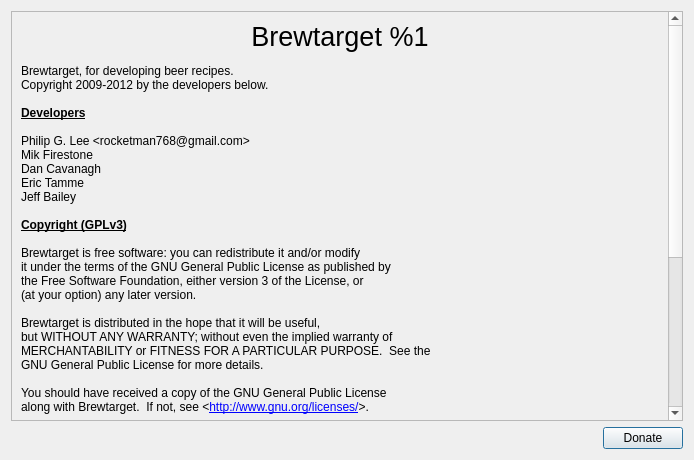
First picture: the form in ui/aboutDialog.ui, repository Brewtarget/brewtarget, before the edit.
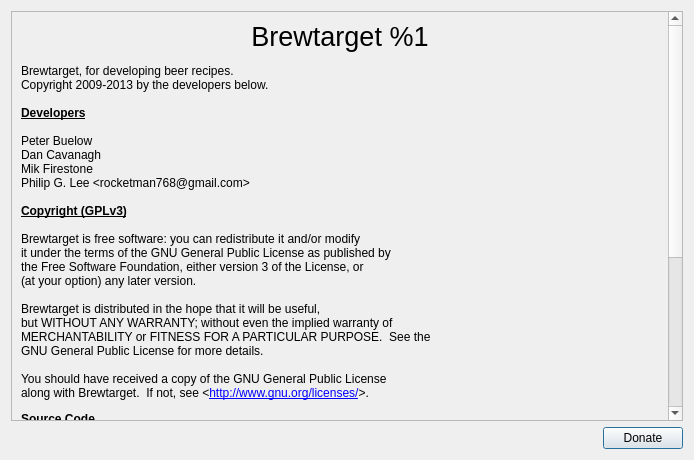
Second picture: the form after the edit. Icons and pictures are not drawn.

The edit to the form file:
```diff
--- a/ui/aboutDialog.ui
+++ b/ui/aboutDialog.ui
@@ -25,7 +25,7 @@
         <x>0</x>
         <y>0</y>
         <width>694</width>
-        <height>659</height>
+        <height>582</height>
        </rect>
       </property>
       <layout class="QVBoxLayout" name="verticalLayout_2">
@@ -38,33 +38,34 @@
 &lt;/style&gt;&lt;/head&gt;&lt;body style=&quot; font-family:'DejaVu Sans'; font-size:9pt; font-weight:400; font-style:normal;&quot;&gt;
 &lt;p align=&quot;center&quot; style=&quot; margin-top:0px; margin-bottom:0px; margin-left:0px; margin-right:0px; -qt-block-indent:0; text-indent:0px;&quot;&gt;&lt;span style=&quot; font-size:20pt;&quot;&gt;Brewtarget %1&lt;/span&gt;&lt;/p&gt;
 &lt;p style=&quot; margin-top:12px; margin-bottom:0px; margin-left:0px; margin-right:0px; -qt-block-indent:0; text-indent:0px;&quot;&gt;&lt;span style=&quot; font-family:'Courier New,courier';&quot;&gt;Brewtarget, for developing beer recipes.&lt;/span&gt;&lt;/p&gt;
-&lt;p style=&quot; margin-top:0px; margin-bottom:0px; margin-left:0px; margin-right:0px; -qt-block-indent:0; text-indent:0px;&quot;&gt;&lt;span style=&quot; font-family:'Courier New,courier';&quot;&gt;Copyright 2009-2012 by the developers below.&lt;/span&gt;&lt;/p&gt;
-&lt;p style=&quot;-qt-paragraph-type:empty; margin-top:0px; margin-bottom:0px; margin-left:0px; margin-right:0px; -qt-block-indent:0; text-indent:0px; font-family:'Courier New,courier';&quot;&gt;&lt;/p&gt;
+&lt;p style=&quot; margin-top:0px; margin-bottom:0px; margin-left:0px; margin-right:0px; -qt-block-indent:0; text-indent:0px;&quot;&gt;&lt;span style=&quot; font-family:'Courier New,courier';&quot;&gt;Copyright 2009-2013 by the developers below.&lt;/span&gt;&lt;/p&gt;
+&lt;p style=&quot;-qt-paragraph-type:empty; margin-top:0px; margin-bottom:0px; margin-left:0px; margin-right:0px; -qt-block-indent:0; text-indent:0px; font-family:'Courier New,courier';&quot;&gt;&lt;br /&gt;&lt;/p&gt;
 &lt;p style=&quot; margin-top:0px; margin-bottom:0px; margin-left:0px; margin-right:0px; -qt-block-indent:0; text-indent:0px;&quot;&gt;&lt;span style=&quot; font-family:'Courier New,courier'; font-weight:600; text-decoration: underline;&quot;&gt;Developers&lt;/span&gt;&lt;/p&gt;
-&lt;p style=&quot;-qt-paragraph-type:empty; margin-top:0px; margin-bottom:0px; margin-left:0px; margin-right:0px; -qt-block-indent:0; text-indent:0px; font-family:'Courier New,courier';&quot;&gt;&lt;/p&gt;
-&lt;p style=&quot; margin-top:0px; margin-bottom:0px; margin-left:0px; margin-right:0px; -qt-block-indent:0; text-indent:0px;&quot;&gt;&lt;span style=&quot; font-family:'Courier New,courier';&quot;&gt;Philip G. Lee &amp;lt;rocketman768@gmail.com&amp;gt;&lt;/span&gt;&lt;/p&gt;
-&lt;p style=&quot; margin-top:0px; margin-bottom:0px; margin-left:0px; margin-right:0px; -qt-block-indent:0; text-indent:0px;&quot;&gt;&lt;span style=&quot; font-family:'Courier New,courier';&quot;&gt;Mik Firestone&lt;/span&gt;&lt;/p&gt;
+&lt;p style=&quot;-qt-paragraph-type:empty; margin-top:0px; margin-bottom:0px; margin-left:0px; margin-right:0px; -qt-block-indent:0; text-indent:0px; font-family:'Courier New,courier';&quot;&gt;&lt;br /&gt;&lt;/p&gt;
+&lt;p style=&quot; margin-top:0px; margin-bottom:0px; margin-left:0px; margin-right:0px; -qt-block-indent:0; text-indent:0px;&quot;&gt;&lt;span style=&quot; font-family:'Courier New,courier';&quot;&gt;Peter Buelow&lt;/span&gt;&lt;/p&gt;
 &lt;p style=&quot; margin-top:0px; margin-bottom:0px; margin-left:0px; margin-right:0px; -qt-block-indent:0; text-indent:0px;&quot;&gt;&lt;span style=&quot; font-family:'Courier New,courier';&quot;&gt;Dan Cavanagh&lt;/span&gt;&lt;/p&gt;
-&lt;p style=&quot; margin-top:0px; margin-bottom:0px; margin-left:0px; margin-right:0px; -qt-block-indent:0; text-indent:0px;&quot;&gt;&lt;span style=&quot; font-family:'Courier New,courier';&quot;&gt;Eric Tamme&lt;/span&gt;&lt;/p&gt;
-&lt;p style=&quot; margin-top:0px; margin-bottom:0px; margin-left:0px; margin-right:0px; -qt-block-indent:0; text-indent:0px;&quot;&gt;&lt;span style=&quot; font-family:'Courier New,courier';&quot;&gt;Jeff Bailey&lt;/span&gt;&lt;/p&gt;
-&lt;p style=&quot;-qt-paragraph-type:empty; margin-top:0px; margin-bottom:0px; margin-left:0px; margin-right:0px; -qt-block-indent:0; text-indent:0px; font-family:'Courier New,courier';&quot;&gt;&lt;/p&gt;
+&lt;p style=&quot; margin-top:0px; margin-bottom:0px; margin-left:0px; margin-right:0px; -qt-block-indent:0; text-indent:0px;&quot;&gt;&lt;span style=&quot; font-family:'Courier New,courier';&quot;&gt;Mik Firestone&lt;/span&gt;&lt;/p&gt;
+&lt;p style=&quot; margin-top:0px; margin-bottom:0px; margin-left:0px; margin-right:0px; -qt-block-indent:0; text-indent:0px;&quot;&gt;&lt;span style=&quot; font-family:'Courier New,courier';&quot;&gt;Philip G. Lee &amp;lt;rocketman768@gmail.com&amp;gt;&lt;/span&gt;&lt;/p&gt;
+&lt;p style=&quot;-qt-paragraph-type:empty; margin-top:0px; margin-bottom:0px; margin-left:0px; margin-right:0px; -qt-block-indent:0; text-indent:0px;&quot;&gt;&lt;br /&gt;&lt;/p&gt;
 &lt;p style=&quot; margin-top:0px; margin-bottom:0px; margin-left:0px; margin-right:0px; -qt-block-indent:0; text-indent:0px;&quot;&gt;&lt;span style=&quot; font-family:'Courier New,courier'; font-weight:600; text-decoration: underline;&quot;&gt;Copyright (GPLv3)&lt;/span&gt;&lt;/p&gt;
-&lt;p style=&quot;-qt-paragraph-type:empty; margin-top:0px; margin-bottom:0px; margin-left:0px; margin-right:0px; -qt-block-indent:0; text-indent:0px; font-family:'Courier New,courier';&quot;&gt;&lt;/p&gt;
+&lt;p style=&quot;-qt-paragraph-type:empty; margin-top:0px; margin-bottom:0px; margin-left:0px; margin-right:0px; -qt-block-indent:0; text-indent:0px; font-family:'Courier New,courier';&quot;&gt;&lt;br /&gt;&lt;/p&gt;
 &lt;p style=&quot; margin-top:0px; margin-bottom:0px; margin-left:0px; margin-right:0px; -qt-block-indent:0; text-indent:0px;&quot;&gt;&lt;span style=&quot; font-family:'Courier New,courier';&quot;&gt;Brewtarget is free software: you can redistribute it and/or modify&lt;/span&gt;&lt;/p&gt;
 &lt;p style=&quot; margin-top:0px; margin-bottom:0px; margin-left:0px; margin-right:0px; -qt-block-indent:0; text-indent:0px;&quot;&gt;&lt;span style=&quot; font-family:'Courier New,courier';&quot;&gt;it under the terms of the GNU General Public License as published by&lt;/span&gt;&lt;/p&gt;
 &lt;p style=&quot; margin-top:0px; margin-bottom:0px; margin-left:0px; margin-right:0px; -qt-block-indent:0; text-indent:0px;&quot;&gt;&lt;span style=&quot; font-family:'Courier New,courier';&quot;&gt;the Free Software Foundation, either version 3 of the License, or&lt;/span&gt;&lt;/p&gt;
 &lt;p style=&quot; margin-top:0px; margin-bottom:0px; margin-left:0px; margin-right:0px; -qt-block-indent:0; text-indent:0px;&quot;&gt;&lt;span style=&quot; font-family:'Courier New,courier';&quot;&gt;(at your option) any later version.&lt;/span&gt;&lt;/p&gt;
-&lt;p style=&quot;-qt-paragraph-type:empty; margin-top:0px; margin-bottom:0px; margin-left:0px; margin-right:0px; -qt-block-indent:0; text-indent:0px; font-family:'Courier New,courier';&quot;&gt;&lt;/p&gt;
+&lt;p style=&quot;-qt-paragraph-type:empty; margin-top:0px; margin-bottom:0px; margin-left:0px; margin-right:0px; -qt-block-indent:0; text-indent:0px; font-family:'Courier New,courier';&quot;&gt;&lt;br /&gt;&lt;/p&gt;
 &lt;p style=&quot; margin-top:0px; margin-bottom:0px; margin-left:0px; margin-right:0px; -qt-block-indent:0; text-indent:0px;&quot;&gt;&lt;span style=&quot; font-family:'Courier New,courier';&quot;&gt;Brewtarget is distributed in the hope that it will be useful,&lt;/span&gt;&lt;/p&gt;
 &lt;p style=&quot; margin-top:0px; margin-bottom:0px; margin-left:0px; margin-right:0px; -qt-block-indent:0; text-indent:0px;&quot;&gt;&lt;span style=&quot; font-family:'Courier New,courier';&quot;&gt;but WITHOUT ANY WARRANTY; without even the implied warranty of&lt;/span&gt;&lt;/p&gt;
 &lt;p style=&quot; margin-top:0px; margin-bottom:0px; margin-left:0px; margin-right:0px; -qt-block-indent:0; text-indent:0px;&quot;&gt;&lt;span style=&quot; font-family:'Courier New,courier';&quot;&gt;MERCHANTABILITY or FITNESS FOR A PARTICULAR PURPOSE.  See the&lt;/span&gt;&lt;/p&gt;
 &lt;p style=&quot; margin-top:0px; margin-bottom:0px; margin-left:0px; margin-right:0px; -qt-block-indent:0; text-indent:0px;&quot;&gt;&lt;span style=&quot; font-family:'Courier New,courier';&quot;&gt;GNU General Public License for more details.&lt;/span&gt;&lt;/p&gt;
-&lt;p style=&quot;-qt-paragraph-type:empty; margin-top:0px; margin-bottom:0px; margin-left:0px; margin-right:0px; -qt-block-indent:0; text-indent:0px; font-family:'Courier New,courier';&quot;&gt;&lt;/p&gt;
+&lt;p style=&quot;-qt-paragraph-type:empty; margin-top:0px; margin-bottom:0px; margin-left:0px; margin-right:0px; -qt-block-indent:0; text-indent:0px; font-family:'Courier New,courier';&quot;&gt;&lt;br /&gt;&lt;/p&gt;
 &lt;p style=&quot; margin-top:0px; margin-bottom:0px; margin-left:0px; margin-right:0px; -qt-block-indent:0; text-indent:0px;&quot;&gt;&lt;span style=&quot; font-family:'Courier New,courier';&quot;&gt;You should have received a copy of the GNU General Public License&lt;/span&gt;&lt;/p&gt;
 &lt;p style=&quot; margin-top:0px; margin-bottom:12px; margin-left:0px; margin-right:0px; -qt-block-indent:0; text-indent:0px;&quot;&gt;&lt;span style=&quot; font-family:'Courier New,courier';&quot;&gt;along with Brewtarget.  If not, see &amp;lt;&lt;/span&gt;&lt;a href=&quot;http://www.gnu.org/licenses/&quot;&gt;&lt;span style=&quot; font-family:'Courier New,courier'; text-decoration: underline; color:#0000ff;&quot;&gt;http://www.gnu.org/licenses/&lt;/span&gt;&lt;/a&gt;&lt;span style=&quot; font-family:'Courier New,courier';&quot;&gt;&amp;gt;.&lt;/span&gt;&lt;/p&gt;
 &lt;p style=&quot; margin-top:0px; margin-bottom:12px; margin-left:0px; margin-right:0px; -qt-block-indent:0; text-indent:0px;&quot;&gt;&lt;span style=&quot; font-family:'Courier New,courier'; font-weight:600; text-decoration: underline;&quot;&gt;Source Code&lt;/span&gt;&lt;/p&gt;
 &lt;p style=&quot; margin-top:0px; margin-bottom:12px; margin-left:0px; margin-right:0px; -qt-block-indent:0; text-indent:0px;&quot;&gt;&lt;span style=&quot; font-family:'Courier New,courier';&quot;&gt;Brewtarget's source code can be downloaded at &lt;/span&gt;&lt;a href=&quot;http://brewtarget.sourceforge.net&quot;&gt;&lt;span style=&quot; font-family:'Sans Serif'; text-decoration: underline; color:#0057ae;&quot;&gt;brewtarget.sourceforge.net&lt;/span&gt;&lt;/a&gt;&lt;span style=&quot; font-family:'Sans Serif';&quot;&gt;.&lt;/span&gt;&lt;/p&gt;
 &lt;p style=&quot; margin-top:0px; margin-bottom:12px; margin-left:0px; margin-right:0px; -qt-block-indent:0; text-indent:0px;&quot;&gt;&lt;span style=&quot; font-family:'Courier New,courier'; font-weight:600; text-decoration: underline;&quot;&gt;Special Thanks&lt;/span&gt;&lt;/p&gt;
+&lt;p style=&quot; margin-top:0px; margin-bottom:0px; margin-left:0px; margin-right:0px; -qt-block-indent:0; text-indent:0px;&quot;&gt;Guido Carpi (Italian translation)&lt;/p&gt;
+&lt;p style=&quot; margin-top:0px; margin-bottom:0px; margin-left:0px; margin-right:0px; -qt-block-indent:0; text-indent:0px;&quot;&gt;Ester (Catalan translation)&lt;/p&gt;
 &lt;p style=&quot; margin-top:0px; margin-bottom:0px; margin-left:0px; margin-right:0px; -qt-block-indent:0; text-indent:0px;&quot;&gt;&lt;span style=&quot; font-family:'Courier New,courier';&quot;&gt;Marc Cote (French translation)&lt;/span&gt;&lt;/p&gt;
 &lt;p style=&quot; margin-top:0px; margin-bottom:0px; margin-left:0px; margin-right:0px; -qt-block-indent:0; text-indent:0px;&quot;&gt;&lt;span style=&quot; font-family:'Courier New,courier';&quot;&gt;Pawel Fiedor (Polish translation)&lt;/span&gt;&lt;/p&gt;
 &lt;p style=&quot; margin-top:0px; margin-bottom:0px; margin-left:0px; margin-right:0px; -qt-block-indent:0; text-indent:0px;&quot;&gt;&lt;span style=&quot; font-family:'Courier New,courier';&quot;&gt;Admiro (Polish translation)&lt;/span&gt;&lt;/p&gt;
@@ -75,8 +76,7 @@
 &lt;p style=&quot; margin-top:0px; margin-bottom:0px; margin-left:0px; margin-right:0px; -qt-block-indent:0; text-indent:0px;&quot;&gt;&lt;span style=&quot; font-family:'Courier New,courier';&quot;&gt;Glenn Tinseth &amp;lt;&lt;/span&gt;&lt;a href=&quot;http://www.realbeer.com/hops&quot;&gt;&lt;span style=&quot; text-decoration: underline; color:#0000ff;&quot;&gt;http://www.realbeer.com/hops&lt;/span&gt;&lt;/a&gt;&lt;span style=&quot; font-family:'Courier New,courier';&quot;&gt;&amp;gt;&lt;/span&gt;&lt;/p&gt;
 &lt;p style=&quot; margin-top:0px; margin-bottom:0px; margin-left:0px; margin-right:0px; -qt-block-indent:0; text-indent:0px;&quot;&gt;&lt;span style=&quot; font-family:'Courier New,courier';&quot;&gt;A68 - Freelance Graphics Design (flag images)&lt;/span&gt;&lt;/p&gt;
 &lt;p style=&quot; margin-top:0px; margin-bottom:0px; margin-left:0px; margin-right:0px; -qt-block-indent:0; text-indent:0px;&quot;&gt;&lt;span style=&quot; font-family:'Courier New,courier';&quot;&gt;server, printer, edit-copy, document-print-preview and merge images from Oxygen theme (CC license)&lt;/span&gt;&lt;/p&gt;
-&lt;p style=&quot; margin-top:0px; margin-bottom:0px; margin-left:0px; margin-right:0px; -qt-block-indent:0; text-indent:0px;&quot;&gt;&lt;span style=&quot; font-family:'Courier New,courier';&quot;&gt;backup image from Nuvola theme (LGPL)&lt;/span&gt;&lt;/p&gt;
-&lt;p style=&quot; margin-top:0px; margin-bottom:0px; margin-left:0px; margin-right:0px; -qt-block-indent:0; text-indent:0px;&quot;&gt;&lt;span style=&quot; font-family:'Courier New,courier';&quot;&gt;restore image from Fatcow Web Hosting &amp;quot;Farm Fresh Icons&amp;quot; (CC license)&lt;/span&gt;&lt;/p&gt;&lt;/body&gt;&lt;/html&gt;</string>
+&lt;p style=&quot; margin-top:0px; margin-bottom:0px; margin-left:0px; margin-right:0px; -qt-block-indent:0; text-indent:0px;&quot;&gt;&lt;span style=&quot; font-family:'Courier New,courier';&quot;&gt;backup image from Nuvola theme (LGPL)&lt;/span&gt;&lt;/p&gt;&lt;/body&gt;&lt;/html&gt;</string>
          </property>
         </widget>
        </item>
```
Left out of the diff: 4 changed lines with no effect on the pictures.
